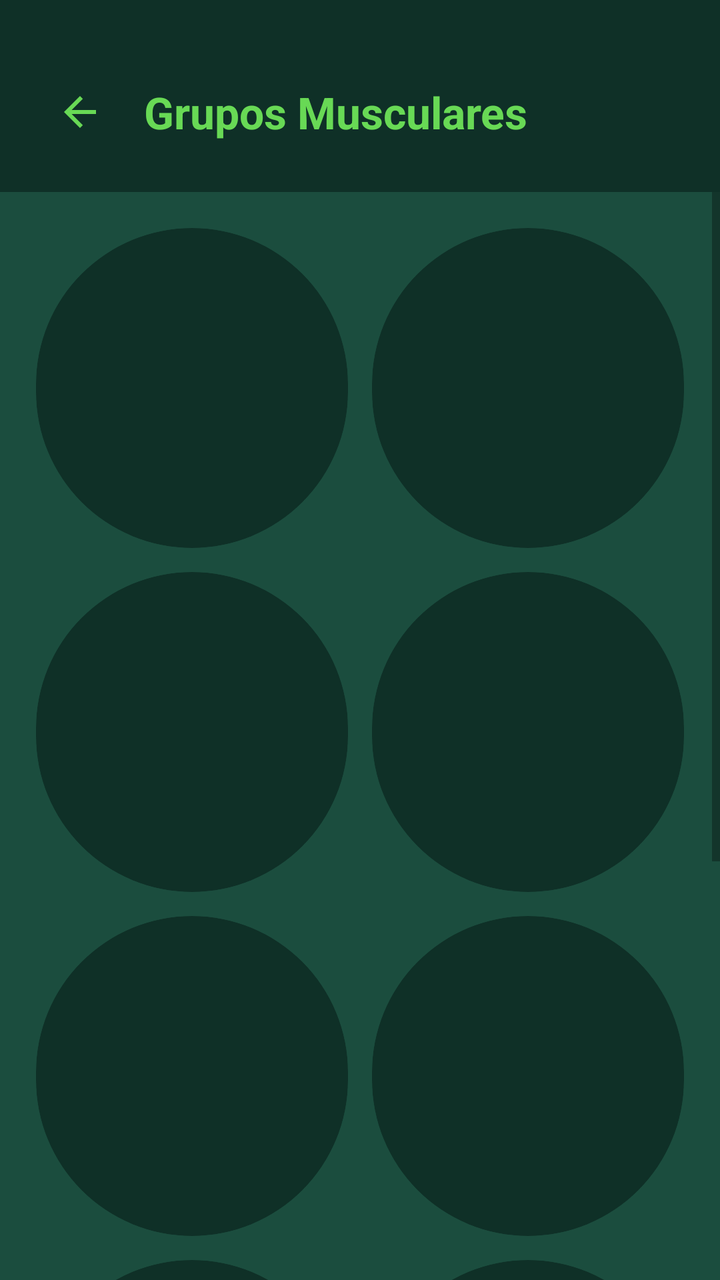
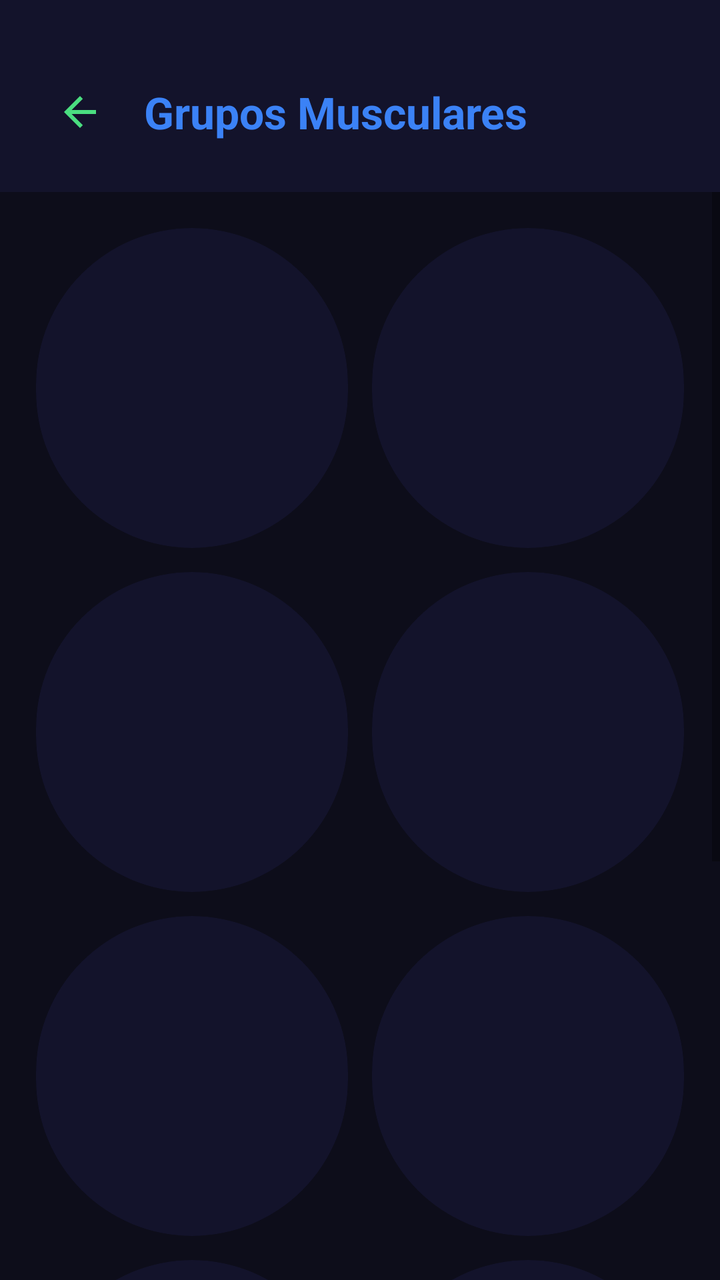

Compare the two renders of this Android layout. The source of the first and the diff that turns it into the second are given below.
<!-- AndroidManifest.xml: activity theme Theme.GimnasioPro -->
<!-- res/layout/activity_ejercicios.xml -->
<?xml version="1.0" encoding="utf-8"?>
<LinearLayout xmlns:android="http://schemas.android.com/apk/res/android"
    xmlns:tools="http://schemas.android.com/tools"
    xmlns:app="http://schemas.android.com/apk/res-auto"
    android:id="@+id/main"
    android:layout_width="match_parent"
    android:layout_height="match_parent"
    android:orientation="vertical"
    android:background="@color/dark_green_background"
    android:fitsSystemWindows="true"
    tools:context=".EjerciciosActivity">

    
    <LinearLayout
        android:layout_width="match_parent"
        android:layout_height="wrap_content"
        android:orientation="horizontal"
        android:gravity="center_vertical"
        android:paddingStart="16dp"
        android:paddingEnd="16dp"
        android:paddingBottom="16dp"
        android:paddingTop="32dp"
        android:background="@color/darker_green_header">

        <ImageButton
            android:id="@+id/btnBack"
            android:layout_width="48dp"
            android:layout_height="48dp"
            android:background="?attr/selectableItemBackgroundBorderless"
            android:src="@drawable/ic_arrow_back"
            android:contentDescription="@string/btn_volver"
            android:scaleType="centerInside"
            android:clickable="true"
            android:focusable="true" />

        <TextView
            android:layout_width="0dp"
            android:layout_height="wrap_content"
            android:layout_weight="1"
            android:layout_marginStart="8dp"
            android:text="@string/titulo_grupos_musculares"
            android:textSize="22sp"
            android:textStyle="bold"
            android:textColor="@color/electric_green_button" />
    </LinearLayout>

    <ScrollView
        android:layout_width="match_parent"
        android:layout_height="0dp"
        android:layout_weight="1">

        <GridLayout
            android:layout_width="match_parent"
            android:layout_height="wrap_content"
            android:columnCount="2"
            android:rowCount="5"
            android:padding="12dp"
            android:useDefaultMargins="true"
            android:alignmentMode="alignBounds">

            
            <androidx.cardview.widget.CardView
                android:id="@+id/btnPectorales"
                android:layout_width="0dp"
                android:layout_height="wrap_content"
                android:layout_columnWeight="1"
                android:layout_margin="6dp"
                android:clickable="true"
                android:focusable="true"
                android:foreground="?attr/selectableItemBackground"
                app:cardBackgroundColor="@color/darker_green_header"
                app:cardCornerRadius="100dp"
                app:cardElevation="0dp">

                <ImageView
                    android:id="@+id/imgPectorales"
                    android:layout_width="match_parent"
                    android:layout_height="160dp"
                    android:scaleType="fitCenter"
                    android:contentDescription="@string/grupo_pectorales" />
            </androidx.cardview.widget.CardView>

            
            <androidx.cardview.widget.CardView
                android:id="@+id/btnEspalda"
                android:layout_width="0dp"
                android:layout_height="wrap_content"
                android:layout_columnWeight="1"
                android:layout_margin="6dp"
                android:clickable="true"
                android:focusable="true"
                android:foreground="?attr/selectableItemBackground"
                app:cardBackgroundColor="@color/darker_green_header"
                app:cardCornerRadius="100dp"
                app:cardElevation="0dp">

                <ImageView
                    android:id="@+id/imgEspalda"
                    android:layout_width="match_parent"
                    android:layout_height="160dp"
                    android:scaleType="fitCenter"
                    android:contentDescription="@string/grupo_espalda" />
            </androidx.cardview.widget.CardView>

            
            <androidx.cardview.widget.CardView
                android:id="@+id/btnHombros"
                android:layout_width="0dp"
                android:layout_height="wrap_content"
                android:layout_columnWeight="1"
                android:layout_margin="6dp"
                android:clickable="true"
                android:focusable="true"
                android:foreground="?attr/selectableItemBackground"
                app:cardBackgroundColor="@color/darker_green_header"
                app:cardCornerRadius="100dp"
                app:cardElevation="0dp">

                <ImageView
                    android:id="@+id/imgHombros"
                    android:layout_width="match_parent"
                    android:layout_height="160dp"
                    android:scaleType="fitCenter"
                    android:contentDescription="@string/grupo_hombros" />
            </androidx.cardview.widget.CardView>

            
            <androidx.cardview.widget.CardView
                android:id="@+id/btnBiceps"
                android:layout_width="0dp"
                android:layout_height="wrap_content"
                android:layout_columnWeight="1"
                android:layout_margin="6dp"
                android:clickable="true"
                android:focusable="true"
                android:foreground="?attr/selectableItemBackground"
                app:cardBackgroundColor="@color/darker_green_header"
                app:cardCornerRadius="100dp"
                app:cardElevation="0dp">

                <ImageView
                    android:id="@+id/imgBiceps"
                    android:layout_width="match_parent"
                    android:layout_height="160dp"
                    android:scaleType="fitCenter"
                    android:contentDescription="@string/grupo_biceps" />
            </androidx.cardview.widget.CardView>

            
            <androidx.cardview.widget.CardView
                android:id="@+id/btnTriceps"
                android:layout_width="0dp"
                android:layout_height="wrap_content"
                android:layout_columnWeight="1"
                android:layout_margin="6dp"
                android:clickable="true"
                android:focusable="true"
                android:foreground="?attr/selectableItemBackground"
                app:cardBackgroundColor="@color/darker_green_header"
                app:cardCornerRadius="100dp"
                app:cardElevation="0dp">

                <ImageView
                    android:id="@+id/imgTriceps"
                    android:layout_width="match_parent"
                    android:layout_height="160dp"
                    android:scaleType="fitCenter"
                    android:contentDescription="@string/grupo_triceps" />
            </androidx.cardview.widget.CardView>

            
            <androidx.cardview.widget.CardView
                android:id="@+id/btnAbdominales"
                android:layout_width="0dp"
                android:layout_height="wrap_content"
                android:layout_columnWeight="1"
                android:layout_margin="6dp"
                android:clickable="true"
                android:focusable="true"
                android:foreground="?attr/selectableItemBackground"
                app:cardBackgroundColor="@color/darker_green_header"
                app:cardCornerRadius="100dp"
                app:cardElevation="0dp">

                <ImageView
                    android:id="@+id/imgAbdominales"
                    android:layout_width="match_parent"
                    android:layout_height="160dp"
                    android:scaleType="fitCenter"
                    android:contentDescription="@string/grupo_abdominales" />
            </androidx.cardview.widget.CardView>

            
            <androidx.cardview.widget.CardView
                android:id="@+id/btnPiernas"
                android:layout_width="0dp"
                android:layout_height="wrap_content"
                android:layout_columnWeight="1"
                android:layout_margin="6dp"
                android:clickable="true"
                android:focusable="true"
                android:foreground="?attr/selectableItemBackground"
                app:cardBackgroundColor="@color/darker_green_header"
                app:cardCornerRadius="100dp"
                app:cardElevation="0dp">

                <ImageView
                    android:id="@+id/imgPiernas"
                    android:layout_width="match_parent"
                    android:layout_height="160dp"
                    android:scaleType="fitCenter"
                    android:contentDescription="@string/grupo_piernas" />
            </androidx.cardview.widget.CardView>

            
            <androidx.cardview.widget.CardView
                android:id="@+id/btnGluteos"
                android:layout_width="0dp"
                android:layout_height="wrap_content"
                android:layout_columnWeight="1"
                android:layout_margin="6dp"
                android:clickable="true"
                android:focusable="true"
                android:foreground="?attr/selectableItemBackground"
                app:cardBackgroundColor="@color/darker_green_header"
                app:cardCornerRadius="100dp"
                app:cardElevation="0dp">

                <ImageView
                    android:id="@+id/imgGluteos"
                    android:layout_width="match_parent"
                    android:layout_height="160dp"
                    android:scaleType="fitCenter"
                    android:contentDescription="@string/grupo_gluteos" />
            </androidx.cardview.widget.CardView>

            
            <androidx.cardview.widget.CardView
                android:id="@+id/btnGemelos"
                android:layout_width="0dp"
                android:layout_height="wrap_content"
                android:layout_columnWeight="1"
                android:layout_margin="6dp"
                android:clickable="true"
                android:focusable="true"
                android:foreground="?attr/selectableItemBackground"
                app:cardBackgroundColor="@color/darker_green_header"
                app:cardCornerRadius="100dp"
                app:cardElevation="0dp">

                <ImageView
                    android:id="@+id/imgGemelos"
                    android:layout_width="match_parent"
                    android:layout_height="160dp"
                    android:scaleType="fitCenter"
                    android:contentDescription="@string/grupo_gemelos" />
            </androidx.cardview.widget.CardView>

        </GridLayout>
    </ScrollView>

</LinearLayout>
<!-- resources referenced by this layout -->
<resources>
  <color name="dark_green_background">#FF1B4D3E</color>
  <color name="darker_green_header">#FF0F3027</color>
  <color name="electric_green_button">#68D955</color>
  <!-- drawable ic_arrow_back (drawable) -->
  <?xml version="1.0" encoding="utf-8"?>
  <vector xmlns:android="http://schemas.android.com/apk/res/android"
      android:width="24dp"
      android:height="24dp"
      android:viewportWidth="24"
      android:viewportHeight="24"
      android:tint="@color/electric_green_button">
      <path
          android:fillColor="@android:color/white"
          android:pathData="M20,11H7.83l5.59,-5.59L12,4l-8,8 8,8 1.41,-1.41L7.83,13H20v-2z"/>
  </vector>
  <string name="btn_volver">Volver</string>
  <string name="grupo_abdominales">Abdominales</string>
  <string name="grupo_biceps">Bíceps y Antebrazo</string>
  <string name="grupo_espalda">Espalda</string>
  <string name="grupo_gemelos">Gemelos</string>
  <string name="grupo_gluteos">Glúteos</string>
  <string name="grupo_hombros">Hombros</string>
  <string name="grupo_pectorales">Pectorales</string>
  <string name="grupo_piernas">Piernas</string>
  <string name="grupo_triceps">Tríceps</string>
  <string name="titulo_grupos_musculares">Grupos Musculares</string>
  <style name="Theme.GimnasioPro" parent="Theme.AppCompat.Light.NoActionBar">
          
          <item name="colorPrimary">@color/electric_green_button</item>
          <item name="colorPrimaryDark">@color/dark_green_background</item>
          <item name="colorAccent">@color/electric_green_button</item>
          <item name="android:windowBackground">@color/dark_green_background</item>
          <item name="android:statusBarColor">@color/dark_green_background</item>
          <item name="android:navigationBarColor">@color/dark_green_background</item>
          <item name="android:fitsSystemWindows">true</item>
      </style>
</resources>

<!-- the commit's change to res/layout/activity_ejercicios.xml (unified diff, before → after) -->
@@ -41,7 +41,7 @@
             android:text="@string/titulo_grupos_musculares"
             android:textSize="22sp"
             android:textStyle="bold"
-            android:textColor="@color/electric_green_button" />
+            android:textColor="@color/accent_blue" />
     </LinearLayout>
 
     <ScrollView
<!-- resource entries referenced after the edit -->
@@ -1,8 +1,10 @@
 <!-- resources referenced by this layout -->
 <resources>
-  <color name="dark_green_background">#FF1B4D3E</color>
-  <color name="darker_green_header">#FF0F3027</color>
-  <color name="electric_green_button">#68D955</color>
+  <color name="accent_blue">#3B82F6</color>
+  <color name="dark_green_background">@color/dark_background</color>
+  <color name="darker_green_header">@color/dark_background_secondary</color>
+  <color name="electric_green_button">@color/accent_green</color>
+  <color name="accent_green">#4ADE80</color>
   <!-- drawable ic_arrow_back (drawable) -->
   <?xml version="1.0" encoding="utf-8"?>
   <vector xmlns:android="http://schemas.android.com/apk/res/android"
@@ -36,5 +38,7 @@
           <item name="android:navigationBarColor">@color/dark_green_background</item>
           <item name="android:fitsSystemWindows">true</item>
       </style>
+  <color name="dark_background">#0D0D1A</color>
+  <color name="dark_background_secondary">#13132B</color>
 </resources>
 
